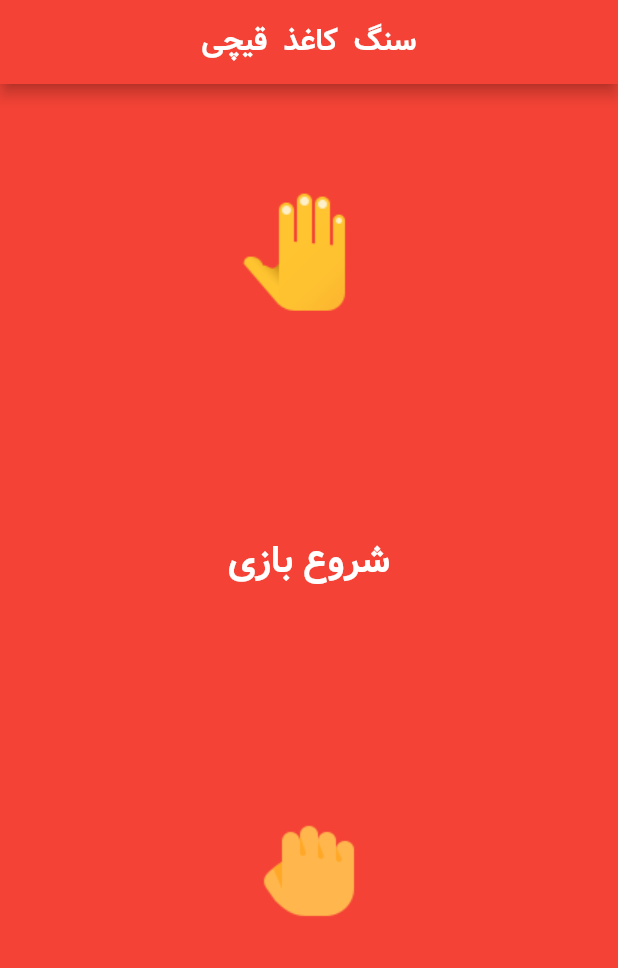
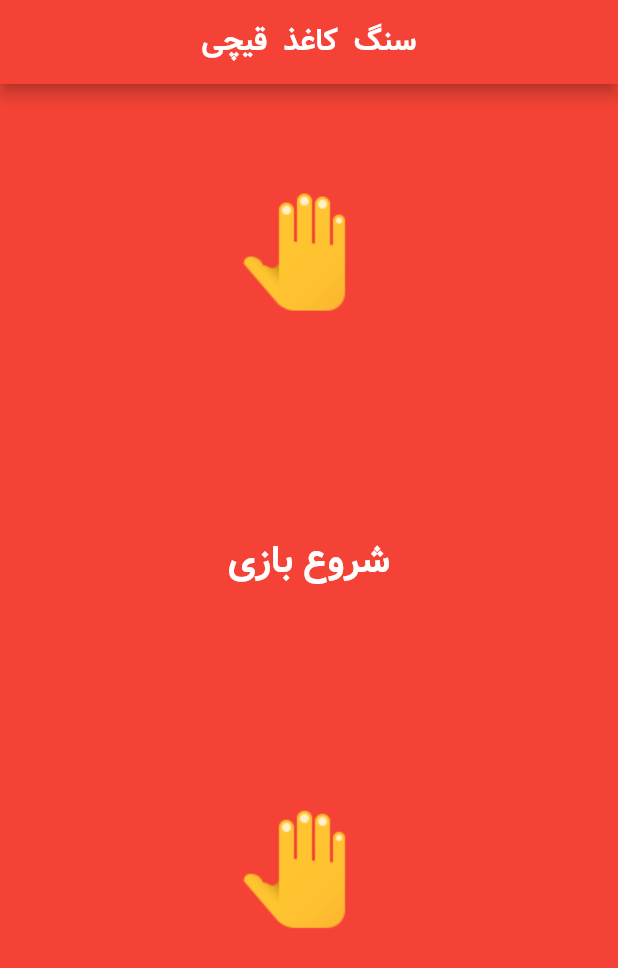
Before and after one commit to alireza4585/Game-Rock-Paper-Scissors-flutter, a Flutter app: the screen it shows after launch, after a tap on "شروع بازی", on a phone screen of 412 x 824 dp. Shown: the top 968 px of the screen. Run offline on Flutter 3.47's test engine with Material 2 defaults, Android fonts, the phone set to English and light mode, and no system bars.

Commit message:
cheng image

```diff
--- a/lib/main.dart
+++ b/lib/main.dart
@@ -10,6 +10,9 @@ class gameapp extends StatefulWidget {
   @override
   State<gameapp> createState() => _gameappState();
 }
+
+int a = 1;
+int b = 2;
 
 class _gameappState extends State<gameapp> {
   @override
@@ -39,16 +42,21 @@ class _gameappState extends State<gameapp> {
       verticalDirection: VerticalDirection.up,
       children: [
         SizedBox(width: double.infinity),
-        Image(image: AssetImage('images/1.png')),
+        Image(image: AssetImage('images/$a.png')),
         TextButton(
-          onPressed: () {},
+          onPressed: () {
+            setState(() {
+              a = 2;
+              b = 2;
+            });
+          },
           child: Text(
             'شروع بازی',
             style: TextStyle(color: Colors.white, fontSize: 25),
           ),
           style: TextButton.styleFrom(minimumSize: Size(double.infinity, 10)),
         ),
-        Image(image: AssetImage('images/2.png'))
+        Image(image: AssetImage('images/$b.png'))
       ],
     );
   }
```
